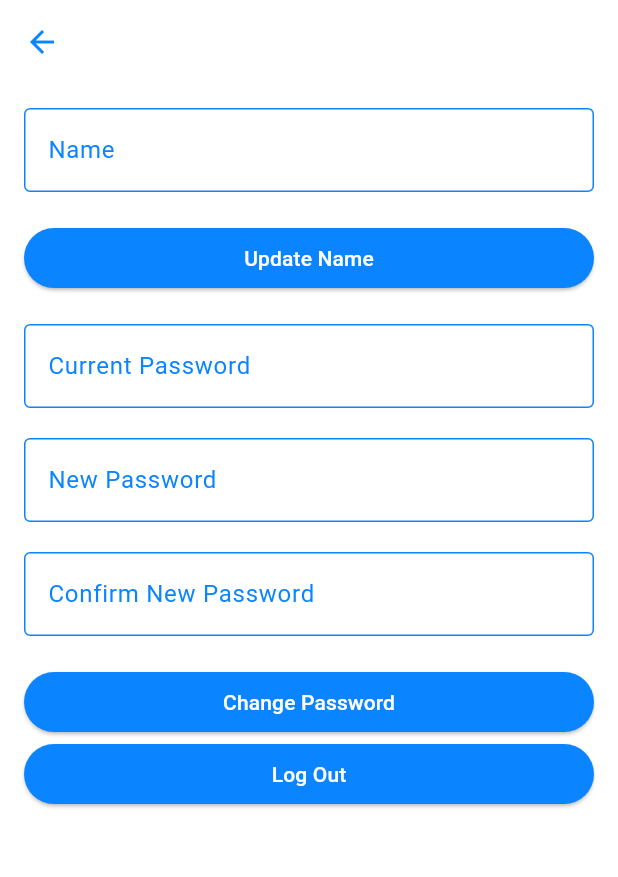
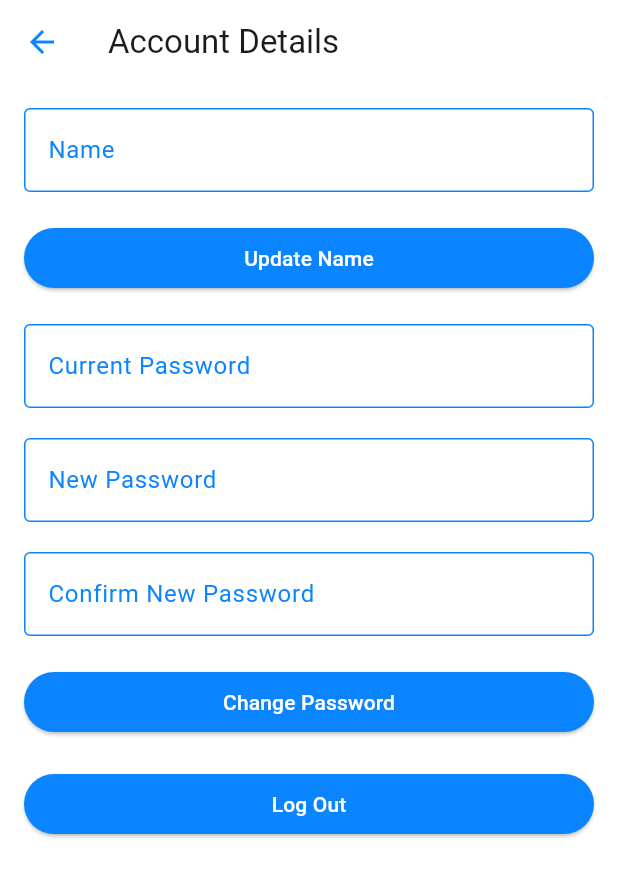
Before and after one commit to mnigm2001/capstone, a Flutter app: the AccountScreen screen opened directly, on a phone screen of 412 x 824 dp. Shown: the top 877 px of the screen. Run offline on Flutter 3.47's test engine with Material 3 defaults, Android fonts, the phone set to English and light mode, and no system bars; our stand-ins replace awesome_notifications, camera, firebase_auth, firebase_core, image_picker; accounts and stored records are empty.

Commit message:
added log out and password change functionality - front end phase 1 complete

```diff
--- a/lib/screens/account_screen.dart
+++ b/lib/screens/account_screen.dart
@@ -38,10 +38,9 @@ class _AccountScreenState extends State<AccountScreen> {
 
     return Scaffold(
       appBar: AppBar(
-        title: Text(''),
+        title: Text('Account Details'),
         backgroundColor: Colors.white,
-        iconTheme: IconThemeData(
-            color: Color(0xFF0A84FF)), // Set the back arrow color here
+        iconTheme: IconThemeData(color: Color(0xFF0A84FF)),
       ),
       backgroundColor: Colors.white,
       body: SingleChildScrollView(
@@ -54,35 +53,26 @@ class _AccountScreenState extends State<AccountScreen> {
                 controller: _nameController,
                 decoration: InputDecoration(
                   labelText: 'Name',
-                  labelStyle: TextStyle(
-                    color: Color(0xFF0A84FF), // Color of the label text
-                  ),
+                  labelStyle: TextStyle(color: Color(0xFF0A84FF)),
                   enabledBorder: OutlineInputBorder(
-                    borderSide: BorderSide(
-                      color: Color(
-                          0xFF0A84FF), // Color of the border when not focused
-                    ),
+                    borderSide: BorderSide(color: Color(0xFF0A84FF)),
                   ),
                   focusedBorder: OutlineInputBorder(
-                    borderSide: BorderSide(
-                      color:
-                          Color(0xFF0A84FF), // Color of the border when focused
-                    ),
+                    borderSide: BorderSide(color: Color(0xFF0A84FF)),
                   ),
                 ),
-                cursorColor: Color(0xFF0A84FF), // Set the cursor color here
-                style: TextStyle(
-                  color: Color(0xFF0A84FF), // Color of the input text
-                ),
-                textCapitalization:
-                    TextCapitalization.words, // Enable auto capitalization
+                cursorColor: Color(0xFF0A84FF),
+                style: TextStyle(color: Color(0xFF0A84FF)),
+                textCapitalization: TextCapitalization.words,
               ),
               SizedBox(height: 20),
               ElevatedButton(
-                onPressed: () => _updateDisplayName(),
+                onPressed: _updateDisplayName,
                 child: Text('Update Name'),
                 style: ElevatedButton.styleFrom(
-                    backgroundColor: Color(0xFF0A84FF), foregroundColor: Colors.white),
+                  backgroundColor: Color(0xFF0A84FF),
+                  foregroundColor: Colors.white,
+                ),
               ),
               SizedBox(height: 20),
               TextField(
@@ -91,26 +81,16 @@ class _AccountScreenState extends State<AccountScreen> {
                 decoration: InputDecoration(
                   labelText: 'Current Password',
                   border: OutlineInputBorder(),
-                  labelStyle: TextStyle(
-                    color: Color(0xFF0A84FF), // Color of the label text
-                  ),
+                  labelStyle: TextStyle(color: Color(0xFF0A84FF)),
                   enabledBorder: OutlineInputBorder(
-                    borderSide: BorderSide(
-                      color: Color(
-                          0xFF0A84FF), // Color of the border when not focused
-                    ),
+                    borderSide: BorderSide(color: Color(0xFF0A84FF)),
                   ),
                   focusedBorder: OutlineInputBorder(
-                    borderSide: BorderSide(
-                      color:
-                          Color(0xFF0A84FF), // Color of the border when focused
-                    ),
+                    borderSide: BorderSide(color: Color(0xFF0A84FF)),
                   ),
                 ),
-                cursorColor: Color(0xFF0A84FF), // Set the cursor color here
-                style: TextStyle(
-                  color: Color(0xFF0A84FF), // Color of the input text
-                ),
+                cursorColor: Color(0xFF0A84FF),
+                style: TextStyle(color: Color(0xFF0A84FF)),
               ),
               SizedBox(height: 20),
               TextField(
@@ -119,26 +99,16 @@ class _AccountScreenState extends State<AccountScreen> {
                 decoration: InputDecoration(
                   labelText: 'New Password',
                   border: OutlineInputBorder(),
-                  labelStyle: TextStyle(
-                    color: Color(0xFF0A84FF), // Color of the label text
-                  ),
+                  labelStyle: TextStyle(color: Color(0xFF0A84FF)),
                   enabledBorder: OutlineInputBorder(
-                    borderSide: BorderSide(
-                      color: Color(
-                          0xFF0A84FF), // Color of the border when not focused
-                    ),
+                    borderSide: BorderSide(color: Color(0xFF0A84FF)),
                   ),
                   focusedBorder: OutlineInputBorder(
-                    borderSide: BorderSide(
-                      color:
-                          Color(0xFF0A84FF), // Color of the border when focused
-                    ),
+                    borderSide: BorderSide(color: Color(0xFF0A84FF)),
                   ),
                 ),
-                cursorColor: Color(0xFF0A84FF), // Set the cursor color here
-                style: TextStyle(
-                  color: Color(0xFF0A84FF), // Color of the input text
-                ),
+                cursorColor: Color(0xFF0A84FF),
+                style: TextStyle(color: Color(0xFF0A84FF)),
               ),
               SizedBox(height: 20),
               TextField(
@@ -147,39 +117,34 @@ class _AccountScreenState extends State<AccountScreen> {
                 decoration: InputDecoration(
                   labelText: 'Confirm New Password',
                   border: OutlineInputBorder(),
-                  labelStyle: TextStyle(
-                    color: Color(0xFF0A84FF), // Color of the label text
-                  ),
+                  labelStyle: TextStyle(color: Color(0xFF0A84FF)),
                   enabledBorder: OutlineInputBorder(
-                    borderSide: BorderSide(
-                      color: Color(
-                          0xFF0A84FF), // Color of the border when not focused
-                    ),
+                    borderSide: BorderSide(color: Color(0xFF0A84FF)),
                   ),
                   focusedBorder: OutlineInputBorder(
-                    borderSide: BorderSide(
-                      color:
-                          Color(0xFF0A84FF), // Color of the border when focused
-                    ),
+                    borderSide: BorderSide(color: Color(0xFF0A84FF)),
                   ),
                 ),
-                cursorColor: Color(0xFF0A84FF), // Set the cursor color here
-                style: TextStyle(
-                  color: Color(0xFF0A84FF), // Color of the input text
-                ),
+                cursorColor: Color(0xFF0A84FF),
+                style: TextStyle(color: Color(0xFF0A84FF)),
               ),
               SizedBox(height: 20),
               ElevatedButton(
                 onPressed: () => _changePassword(context),
                 child: Text('Change Password'),
                 style: ElevatedButton.styleFrom(
-                    backgroundColor: Color(0xFF0A84FF), foregroundColor: Colors.white),
+                  backgroundColor: Color(0xFF0A84FF),
+                  foregroundColor: Colors.white,
+                ),
               ),
+              SizedBox(height: 20),
               ElevatedButton(
                 onPressed: () => _signOut(context),
                 child: Text('Log Out'),
                 style: ElevatedButton.styleFrom(
-                    backgroundColor: Color(0xFF0A84FF), foregroundColor: Colors.white),
+                  backgroundColor: Color(0xFF0A84FF),
+                  foregroundColor: Colors.white,
+                ),
               ),
             ],
           ),
@@ -194,7 +159,6 @@ class _AccountScreenState extends State<AccountScreen> {
       await user.updateDisplayName(_nameController.text);
       await user.reload();
       setState(() {});
-      // Return the updated name to the previous screen
       Navigator.pop(context, _nameController.text);
     }
   }
@@ -244,6 +208,7 @@ class _AccountScreenState extends State<AccountScreen> {
 
   Future<void> _signOut(BuildContext context) async {
     await _auth.signOut();
-    Navigator.of(context).pushReplacementNamed('/login');
+    Navigator.of(context)
+        .pushReplacementNamed('/'); // Navigate to login page after sign out
   }
 }
--- a/lib/screens/home_screen.dart
+++ b/lib/screens/home_screen.dart
@@ -52,7 +52,7 @@ class _HomePageState extends State<HomePage> {
   @override
   Widget build(BuildContext context) {
     double buttonWidth =
-        200.0; // Arbitrary width to fit the "Reminders" text and icon
+        150.0; // Arbitrary width to fit the "Reminders" text and icon
 
     return Scaffold(
       backgroundColor: Colors.white,
```
